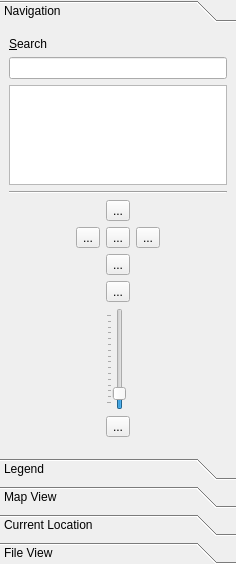
Before: the Qt Designer form src/lib/MarbleControlBox.ui in KDE/marble, drawn with Qt 5.
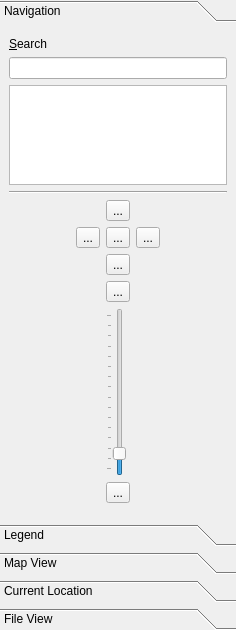
After: the same form once the commit is applied. Icons and pictures are not drawn. Custom widgets are drawn as their Qt base class.

Commit message:
* src/lib/ViewParams.h:     * src/lib/MarbleWidget.{h, cpp}:     * src/lib/MarbleModel.cpp:
    - Fixed blue tint of space and added setBackgroundTransparency
method as part of the fix.
    - Don't draw the whole screen if the globe doesn't cover it
completely.
    - Fixed Atmosphere not getting drawn when changing projection.

    * src/lib/MarbleControlBox.cpp:
    * src/lib/MarbleControlBox.ui:

    - Getting rid of scrollbars under normal conditions.

    * data/vectorsource/lakes.svg:
    * data/mwdbii/PLAKE.PNT:

    - Fixing lake placement bug as described in easyLINUX (TM) magazine.

Diff of the .ui file:
```diff
--- a/src/lib/MarbleControlBox.ui
+++ b/src/lib/MarbleControlBox.ui
@@ -6,13 +6,11 @@
     <x>0</x>
     <y>0</y>
     <width>236</width>
-    <height>564</height>
+    <height>630</height>
    </rect>
   </property>
   <property name="sizePolicy" >
-   <sizepolicy>
-    <hsizetype>5</hsizetype>
-    <vsizetype>5</vsizetype>
+   <sizepolicy vsizetype="Preferred" hsizetype="Preferred" >
     <horstretch>0</horstretch>
     <verstretch>0</verstretch>
    </sizepolicy>
@@ -58,8 +56,8 @@
        <rect>
         <x>0</x>
         <y>0</y>
-        <width>220</width>
-        <height>472</height>
+        <width>236</width>
+        <height>475</height>
        </rect>
       </property>
       <attribute name="label" >
@@ -77,7 +75,19 @@
          <property name="margin" >
           <number>0</number>
          </property>
-         <property name="spacing" >
+         <property name="topMargin" >
+          <number>0</number>
+         </property>
+         <property name="rightMargin" >
+          <number>0</number>
+         </property>
+         <property name="bottomMargin" >
+          <number>0</number>
+         </property>
+         <property name="horizontalSpacing" >
+          <number>6</number>
+         </property>
+         <property name="verticalSpacing" >
           <number>6</number>
          </property>
          <item row="5" column="0" >
@@ -200,7 +210,19 @@
            <property name="margin" >
             <number>0</number>
            </property>
-           <property name="spacing" >
+           <property name="topMargin" >
+            <number>0</number>
+           </property>
+           <property name="rightMargin" >
+            <number>0</number>
+           </property>
+           <property name="bottomMargin" >
+            <number>0</number>
+           </property>
+           <property name="horizontalSpacing" >
+            <number>6</number>
+           </property>
+           <property name="verticalSpacing" >
             <number>6</number>
            </property>
            <item row="5" column="1" >
@@ -276,9 +298,7 @@
            <item row="4" column="1" >
             <widget class="QSlider" name="zoomSlider" >
              <property name="sizePolicy" >
-              <sizepolicy>
-               <hsizetype>0</hsizetype>
-               <vsizetype>3</vsizetype>
+              <sizepolicy vsizetype="MinimumExpanding" hsizetype="Fixed" >
                <horstretch>0</horstretch>
                <verstretch>0</verstretch>
               </sizepolicy>
```
Left out of the diff: 282 changed lines with no effect on the pictures. The commit also changes 8 other files.
